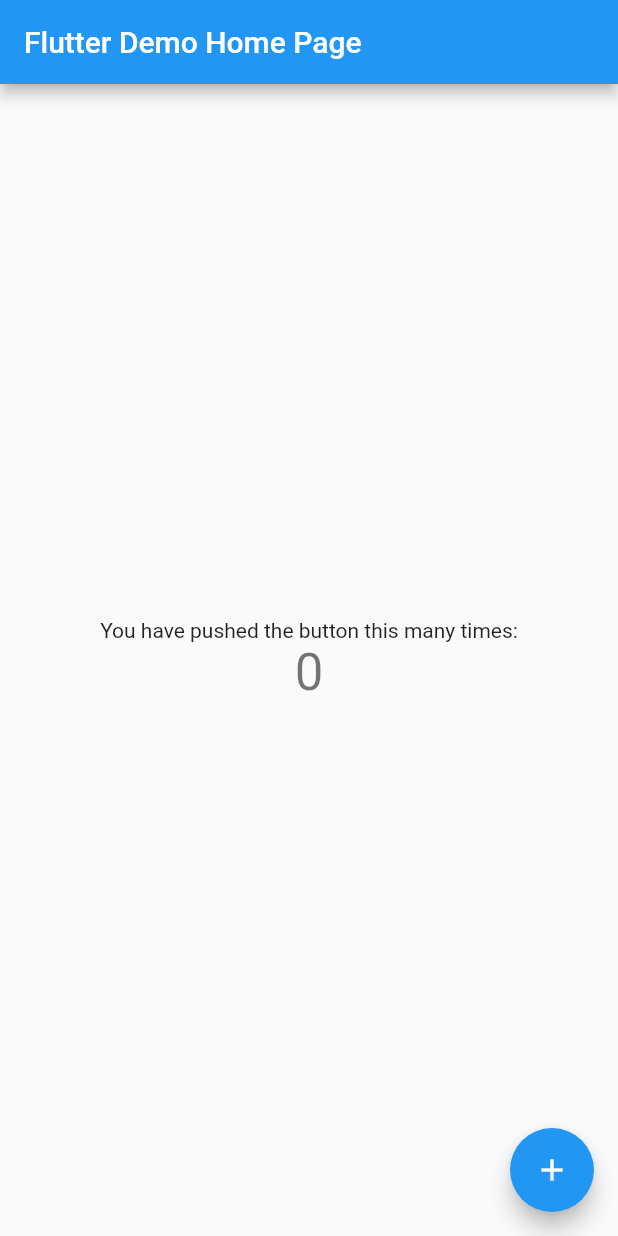
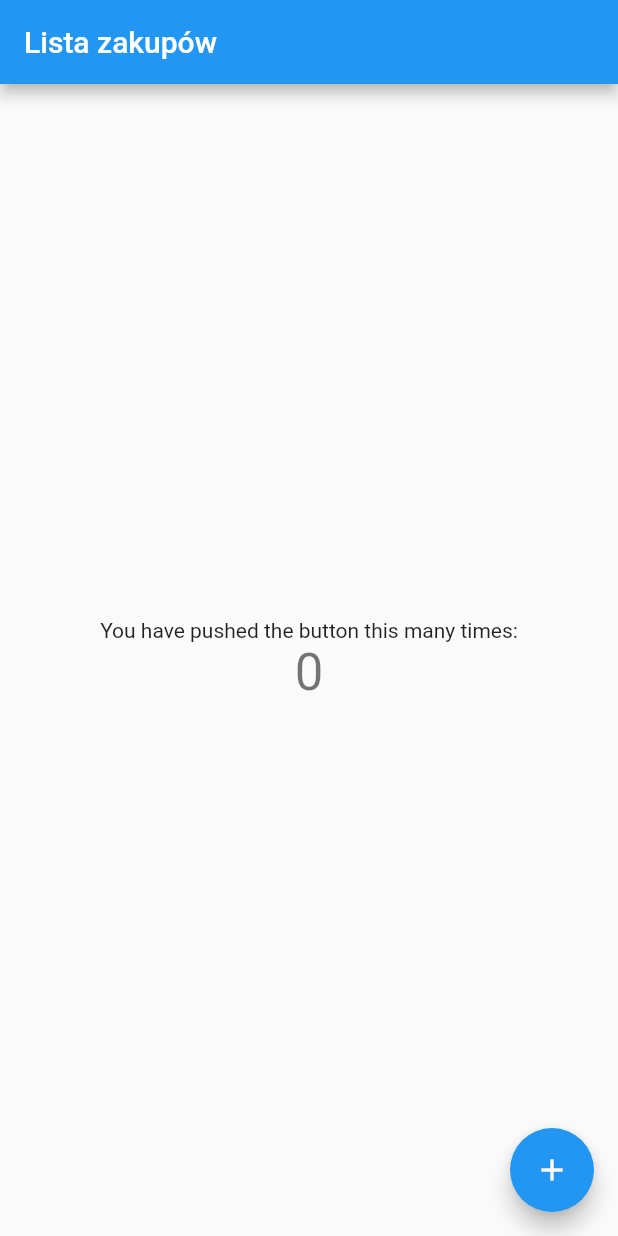
Before and after one commit to mariuszmarzec/shopping_list, a Flutter app: the screen it shows after launch, on a phone screen of 412 x 824 dp. Run offline on Flutter 3.47's test engine with Material 2 defaults, Android fonts, the phone set to English and light mode, and no system bars; our stand-ins replace rxdart.

Commit message:
Added rx dart, added language class

```diff
--- a/lib/main.dart
+++ b/lib/main.dart
@@ -1,40 +1,25 @@
 import 'package:flutter/material.dart';
+import 'package:rxdart/rxdart.dart';
+import 'src/Lang.dart';
 
 void main() => runApp(new MyApp());
 
 class MyApp extends StatelessWidget {
-  // This widget is the root of your application.
+
   @override
   Widget build(BuildContext context) {
     return new MaterialApp(
-      title: 'Flutter Demo',
+      title: lang.appName(),
       theme: new ThemeData(
-        // This is the theme of your application.
-        //
-        // Try running your application with "flutter run". You'll see the
-        // application has a blue toolbar. Then, without quitting the app, try
-        // changing the primarySwatch below to Colors.green and then invoke
-        // "hot reload" (press "r" in the console where you ran "flutter run",
-        // or press Run > Flutter Hot Reload in IntelliJ). Notice that the
-        // counter didn't reset back to zero; the application is not restarted.
         primarySwatch: Colors.blue,
       ),
-      home: new MyHomePage(title: 'Flutter Demo Home Page'),
+      home: new MyHomePage(title: lang.homeScreenTitle()),
     );
   }
 }
 
 class MyHomePage extends StatefulWidget {
   MyHomePage({Key key, this.title}) : super(key: key);
-
-  // This widget is the home page of your application. It is stateful, meaning
-  // that it has a State object (defined below) that contains fields that affect
-  // how it looks.
-
-  // This class is the configuration for the state. It holds the values (in this
-  // case the title) provided by the parent (in this case the App widget) and
-  // used by the build method of the State. Fields in a Widget subclass are
-  // always marked "final".
 
   final String title;
 
@@ -47,46 +32,18 @@ class _MyHomePageState extends State<MyHomePage> {
 
   void _incrementCounter() {
     setState(() {
-      // This call to setState tells the Flutter framework that something has
-      // changed in this State, which causes it to rerun the build method below
-      // so that the display can reflect the updated values. If we changed
-      // _counter without calling setState(), then the build method would not be
-      // called again, and so nothing would appear to happen.
       _counter++;
     });
   }
 
   @override
   Widget build(BuildContext context) {
-    // This method is rerun every time setState is called, for instance as done
-    // by the _incrementCounter method above.
-    //
-    // The Flutter framework has been optimized to make rerunning build methods
-    // fast, so that you can just rebuild anything that needs updating rather
-    // than having to individually change instances of widgets.
     return new Scaffold(
       appBar: new AppBar(
-        // Here we take the value from the MyHomePage object that was created by
-        // the App.build method, and use it to set our appbar title.
         title: new Text(widget.title),
       ),
       body: new Center(
-        // Center is a layout widget. It takes a single child and positions it
-        // in the middle of the parent.
         child: new Column(
-          // Column is also layout widget. It takes a list of children and
-          // arranges them vertically. By default, it sizes itself to fit its
-          // children horizontally, and tries to be as tall as its parent.
-          //
-          // Invoke "debug paint" (press "p" in the console where you ran
-          // "flutter run", or select "Toggle Debug Paint" from the Flutter tool
-          // window in IntelliJ) to see the wireframe for each widget.
-          //
-          // Column has various properties to control how it sizes itself and
-          // how it positions its children. Here we use mainAxisAlignment to
-          // center the children vertically; the main axis here is the vertical
-          // axis because Columns are vertical (the cross axis would be
-          // horizontal).
           mainAxisAlignment: MainAxisAlignment.center,
           children: <Widget>[
             new Text(
--- /dev/null
+++ b/lib/src/Lang.dart
@@ -0,0 +1,16 @@
+abstract class Lang {
+
+  String appName();
+  String homeScreenTitle();
+}
+
+class LangPL extends Lang {
+  @override
+  String appName() => "Lista zakupów";
+
+  @override
+  String homeScreenTitle() => "Lista zakupów";
+
+}
+
+Lang lang = new LangPL();
--- a/pubspec.yaml
+++ b/pubspec.yaml
@@ -15,6 +15,7 @@ environment:
 dependencies:
   flutter:
     sdk: flutter
+  rxdart: ^0.22.0
 
   # The following adds the Cupertino Icons font to your application.
   # Use with the CupertinoIcons class for iOS style icons.
```
Also changed, not shown: lib/src/ui/main/bloc.dart (added), 1 other file.
